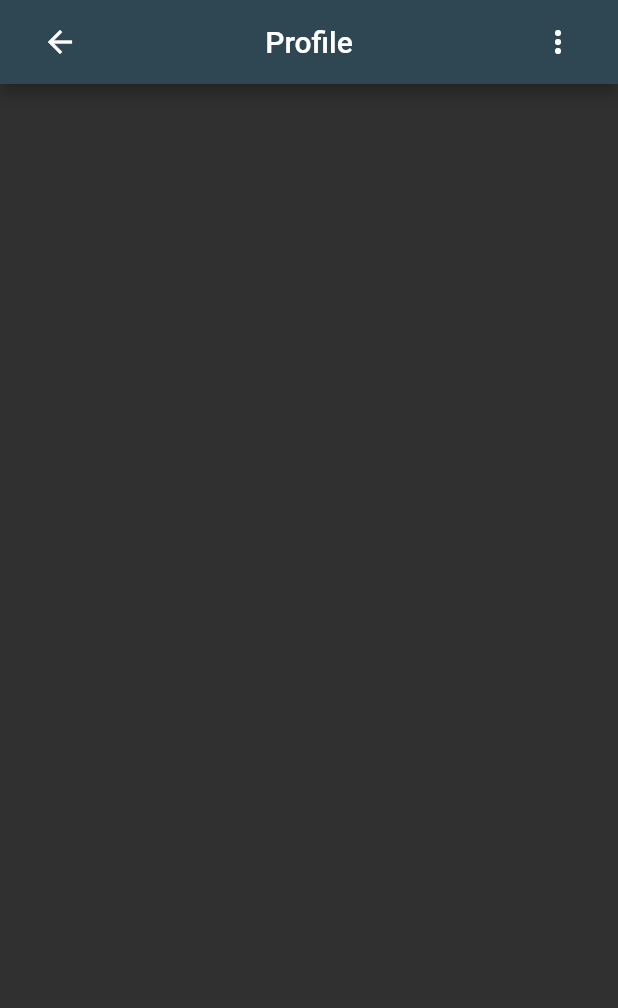
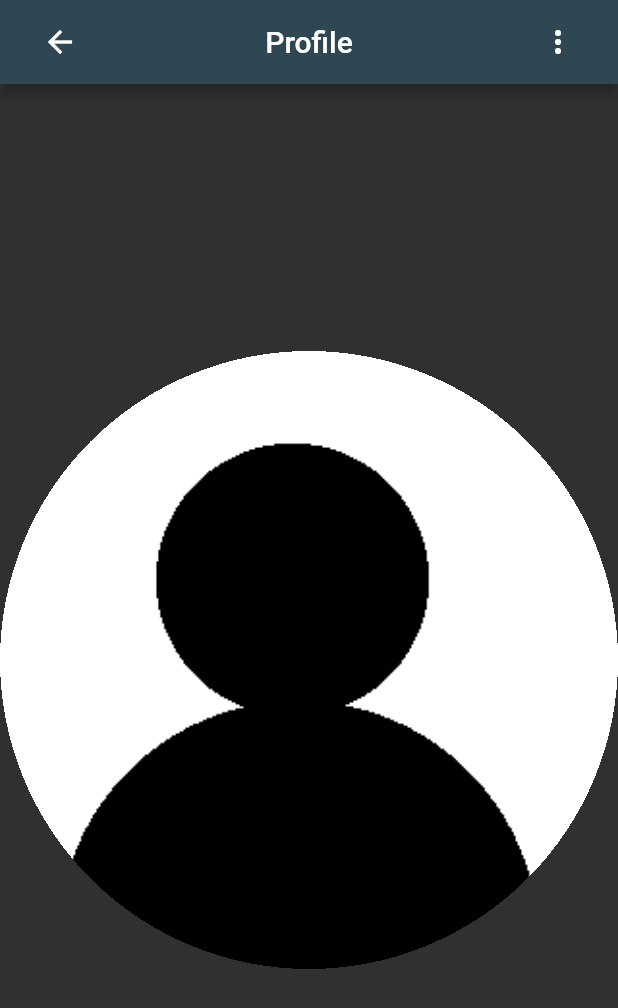
Before and after one commit to I3ambuk/Quaily, a Flutter app: the Profile screen opened directly, on a phone screen of 412 x 824 dp. Shown: the top 1008 px of the screen. Run offline on Flutter 3.47's test engine with Material 2 defaults, Android fonts, the phone set to English and light mode, and no system bars; our stand-ins replace firebase_auth, firebase_core, firebase_storage, fluttertoast, google_fonts, image_picker and 2 more; accounts and stored records are empty; network calls fail.

Commit message:
adding feature ProfilePicture Upload -ValueNotifier and -ValueListenableBuilder are key for auto update Picture

```diff
--- a/lib/screens/home/home.dart
+++ b/lib/screens/home/home.dart
@@ -5,12 +5,7 @@ import 'package:quaily/screens/home/components/homePage.dart';
 import 'package:quaily/screens/profile/profile.dart';
 import 'package:quaily/screens/settings/settings.dart';
 
-class Home extends StatefulWidget {
-  @override
-  State<StatefulWidget> createState() => _HomeState();
-}
-
-class _HomeState extends State<Home> {
+class Home extends StatelessWidget {
   @override
   Widget build(BuildContext context) {
     return MaterialApp(
--- a/lib/screens/profile/profile.dart
+++ b/lib/screens/profile/profile.dart
@@ -1,4 +1,10 @@
+import 'dart:io';
+import 'package:permission_handler/permission_handler.dart';
+import 'package:firebase_auth/firebase_auth.dart';
+import 'package:firebase_storage/firebase_storage.dart';
+import 'package:image_picker/image_picker.dart';
 import 'package:flutter/material.dart';
+import 'package:quaily/services/firebase/firebaseFunctions.dart';
 
 class Profile extends StatefulWidget {
   @override
@@ -7,6 +13,27 @@ class Profile extends StatefulWidget {
 
 class _ProfileState extends State<Profile> {
   static const String _title = 'Profile';
+
+  var user = FirebaseAuth.instance.currentUser;
+
+  void pickUploadImage() async {
+    if (await Permission.storage.request().isGranted) {
+      final image = await ImagePicker().pickImage(source: ImageSource.gallery);
+      Reference ref = FirebaseStorage.instance
+          .ref('users/' + user!.uid + "/")
+          .child('profilepic.jpg');
+      if (image != null) {
+        await ref.putFile(File(image.path));
+        fetchProfilePicUrl();
+      }
+    }
+  }
+
+  @override
+  void initState() {
+    super.initState();
+    fetchProfilePicUrl();
+  }
 
   @override
   Widget build(BuildContext context) {
@@ -33,6 +60,28 @@ class _ProfileState extends State<Profile> {
           ],
         ),
       ),
+      body: Column(
+        mainAxisAlignment: MainAxisAlignment.center,
+        children: [
+          Expanded(
+            child: Material(
+              shape: const CircleBorder(),
+              clipBehavior: Clip.hardEdge,
+              color: Colors.transparent,
+              child: ValueListenableBuilder<String>(
+                valueListenable: profilePicUrl,
+                builder: (context, value, child) => Ink.image(
+                  image: getProfilePic(),
+                  fit: BoxFit.contain,
+                  child: InkWell(
+                    onTap: () => pickUploadImage(),
+                  ),
+                ),
+              ),
+            ),
+          ),
+        ],
+      ),
     );
   }
 }
--- /dev/null
+++ b/lib/services/firebase/firebaseFunctions.dart
@@ -0,0 +1,29 @@
+import 'dart:developer' as dev;
+
+import 'package:firebase_auth/firebase_auth.dart';
+import 'package:firebase_storage/firebase_storage.dart';
+import 'package:flutter/material.dart';
+
+var user = FirebaseAuth.instance.currentUser;
+var profilePicUrl = ValueNotifier<String>(' ');
+
+ImageProvider<Object> getProfilePic() {
+  if (profilePicUrl.value != ' ') {
+    dev.log(profilePicUrl.value);
+    return Image.network(profilePicUrl.value).image;
+  }
+  return const AssetImage('assets/default_profile.png');
+}
+
+Future<void> fetchProfilePicUrl() async {
+  var folderRef = FirebaseStorage.instance.ref('users/' + user!.uid + "/");
+  var picRef = folderRef.child('profilepic.jpg');
+
+  await folderRef.listAll().then((res) async {
+    if (res.items.isNotEmpty) {
+      await picRef.getDownloadURL().then((url) => profilePicUrl.value = url);
+    }
+  }).catchError((error) {
+    profilePicUrl.value = ' ';
+  });
+}
--- a/pubspec.yaml
+++ b/pubspec.yaml
@@ -45,6 +45,8 @@ dependencies:
   firebase_storage: ^10.3.8
   flutter_launcher_icons: ^0.10.0
   google_fonts: ^3.0.1
+  image_picker: ^0.8.5+3
+  permission_handler: ^10.0.1
 
 dev_dependencies:
   flutter_test:
```
Also changed, not shown: lib/screens/home/components/homePage.dart (+17 -7 lines), pubspec.lock, 3 other files.
